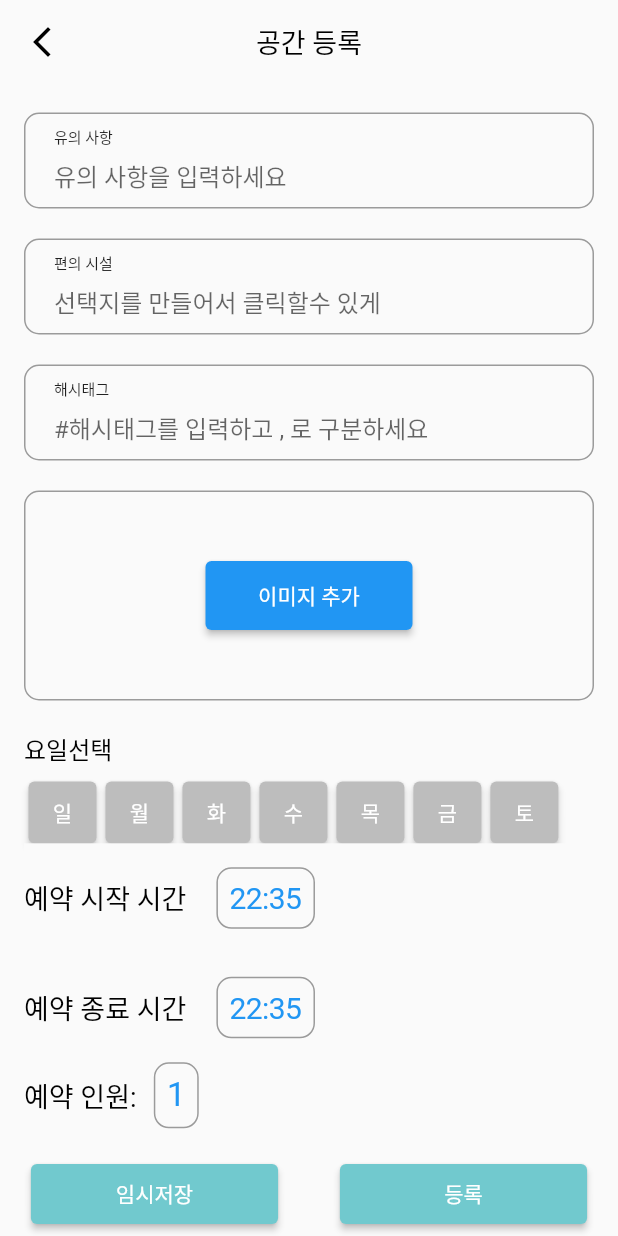
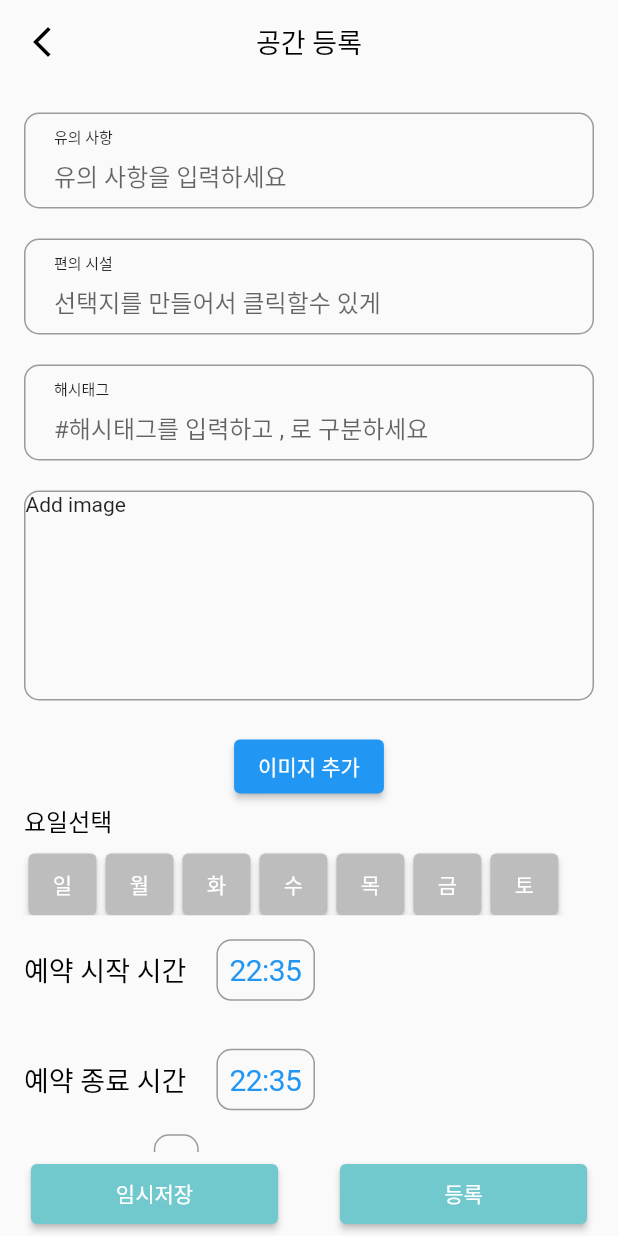
Before and after one commit to clean17/Village-Front-Project, a Flutter app: the HostPlaceResisterPage screen opened directly, scrolled down 464 dp, on a phone screen of 412 x 824 dp. Run offline on Flutter 3.47's test engine with Material 2 defaults, Android fonts, the phone set to English and light mode, and no system bars; our stand-ins replace dio, flutter_riverpod, flutter_secure_storage, font_awesome_flutter, geolocator, google_maps_flutter and 4 more; missing offline and left inert: remedi_kopo; accounts and stored records are empty; project files that could hold a hidden picture were left out.

Commit message:
이미지 가져오기 성공

```diff
--- a/lib/main.dart
+++ b/lib/main.dart
@@ -55,6 +55,7 @@ import 'package:village/view/pages/user/my_reservation_page/my_reservation_page.
 import 'package:village/view/pages/user/my_scrap_page/my_scrap_page.dart';
 import 'view/pages/common/notice_page/notice_page.dart';
 import 'view/pages/user/my_tel_authorize_page/my_tel_authorize_page.dart';
+import 'package:village/view/pages/host/host_place_resister_page.dart';
 
 void main() async {
   WidgetsFlutterBinding.ensureInitialized();
@@ -75,7 +76,7 @@ class MyApp extends StatelessWidget {
           // primaryColor: Colors.white,
           ),
       debugShowCheckedModeBanner: false, // 화면에 디버그 제거
-      home: MainPage(), // 클래스 분리
+      home: const MainPage(), // 클래스 분리
     );
   }
 }
--- a/lib/view/pages/host/host_place_resister_page.dart
+++ b/lib/view/pages/host/host_place_resister_page.dart
@@ -1,3 +1,5 @@
+import 'dart:io';
+
 import 'package:flutter/material.dart';
 import 'package:village/core/constants/color.dart';
 import 'package:village/core/constants/style.dart';
@@ -36,6 +38,8 @@ class _HostPlaceResisterPageState extends State<HostPlaceResisterPage> {
   bool _isButton5Pressed = false;
   bool _isButton6Pressed = false;
   bool _isButton7Pressed = false;
+  File? userImage;
+
   final String _selectedItem = 'Item 1';
   final RangeValues _selectedRange = const RangeValues(0, 50);
 
--- a/lib/view/pages/host/widgets/image_input_box.dart
+++ b/lib/view/pages/host/widgets/image_input_box.dart
@@ -1,25 +1,58 @@
+import 'dart:io';
+
 import 'package:flutter/material.dart';
+import 'package:image_picker/image_picker.dart';
 
-class ImageInputBox extends StatelessWidget {
+class ImageInputBox extends StatefulWidget {
   const ImageInputBox({
     super.key,
   });
+  @override
+  State<ImageInputBox> createState() => _ImageInputBoxState();
+}
 
+class _ImageInputBoxState extends State<ImageInputBox> {
+  // File? userImage;
+  List<XFile>? images;
+  List<File>? images2;
   @override
   Widget build(BuildContext context) {
-    return Container(
-      margin: const EdgeInsets.only(bottom: 20),
-      child: Container(
-          padding: const EdgeInsets.symmetric(vertical: 46, horizontal: 120),
+    return Column(
+      children: [
+        Container(
+          margin: const EdgeInsets.only(bottom: 20),
           width: double.infinity,
           height: 140,
           decoration: BoxDecoration(
               border: Border.all(width: 1, color: Colors.black38),
               borderRadius: BorderRadius.circular(10)),
-          child: ConstrainedBox(
-              constraints: const BoxConstraints(maxHeight: 40, maxWidth: 30),
-              child: ElevatedButton(
-                  onPressed: () {}, child: const Text('이미지 추가')))),
+          child: images2 == null
+              ? const Text('Add image')
+              : Expanded(
+                  child: ListView(
+                      scrollDirection: Axis.horizontal,
+                      children: List.generate(
+                        images2!.length,
+                        (index) => // friends 는 유저정보 리스트
+                            Image.file(images2![index]),
+                      )),
+                ),
+        ),
+        ElevatedButton(
+            onPressed: () async {
+              var picker = ImagePicker();
+              List<XFile> images = await picker.pickMultiImage(
+                maxHeight: 100,
+                maxWidth: 100,
+              );
+              if (images.isNotEmpty) {
+                setState(() {
+                  images2 = images.map((image) => File(image.path)).toList();
+                });
+              }
+            },
+            child: const Text('이미지 추가'))
+      ],
     );
   }
 }
```
Also changed, not shown: pubspec.lock.
